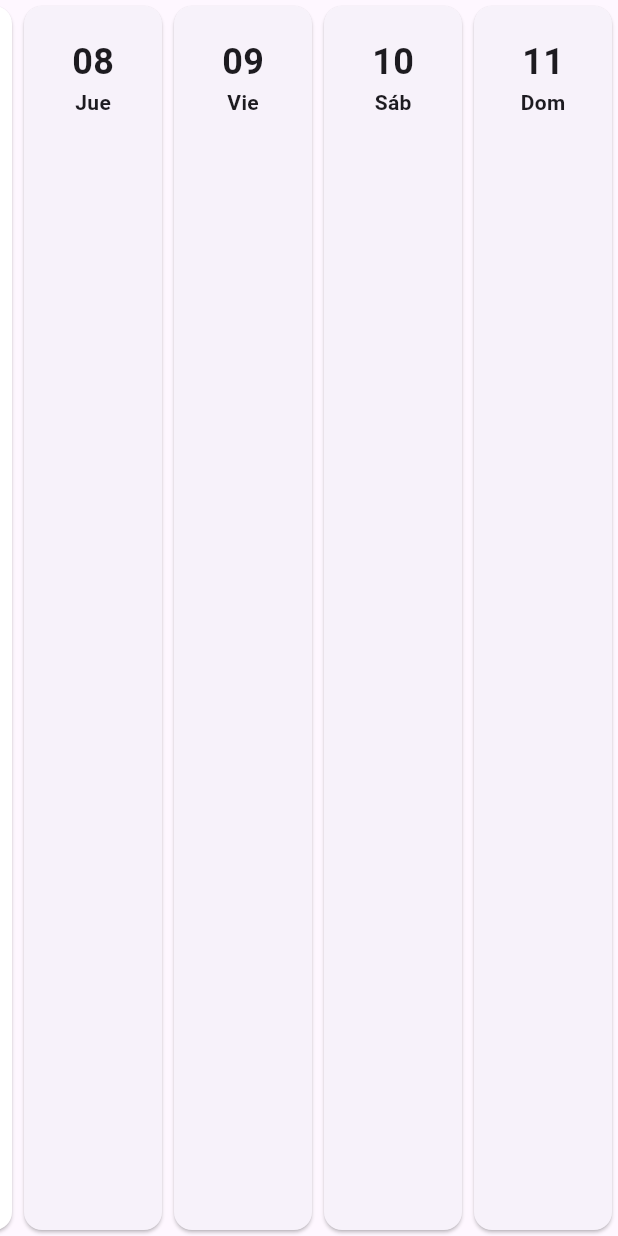
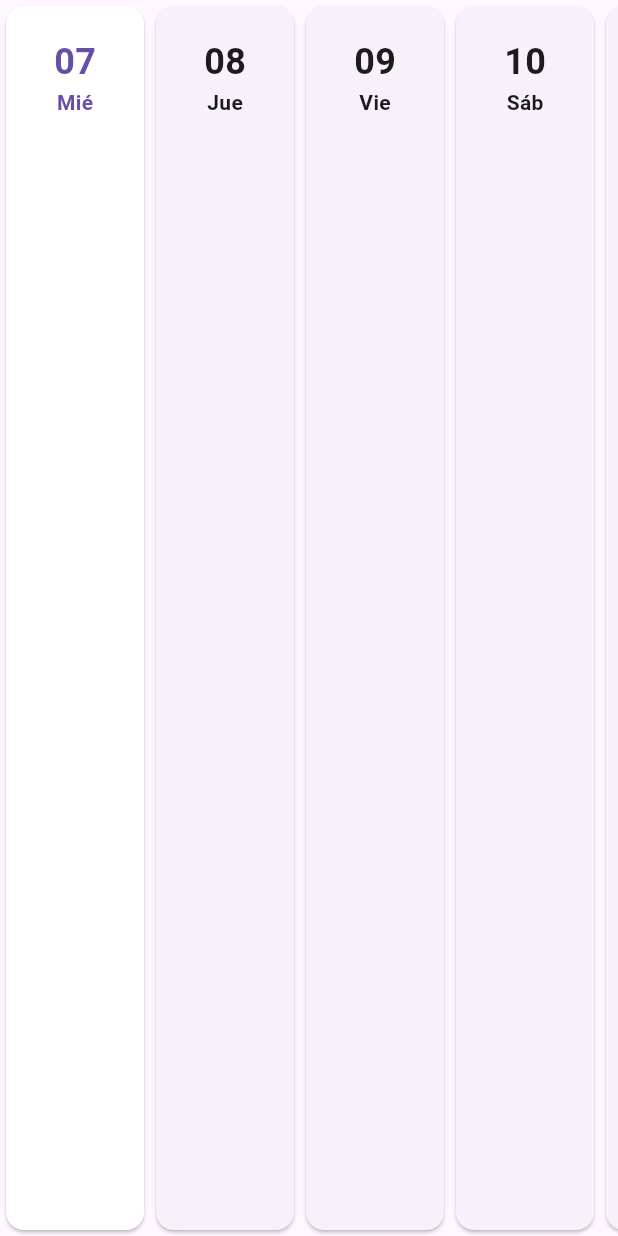
Before and after one commit to ldelacruzg/teraflex-mobile, a Flutter app: the HorizontalDays widget shown alone on an empty page, opened directly, on a phone screen of 412 x 824 dp. Run offline on Flutter 3.47's test engine with Material 3 defaults, Android fonts, the phone set to English and light mode, and no system bars; our stand-ins replace dio, equatable, flutter_bloc, flutter_dotenv, flutter_svg, go_router and 4 more; accounts and stored records are empty; generated files the repository leaves out were written again; project files that could hold a hidden picture were left out.

Commit message:
fix: change the position of the day

```diff
--- a/lib/features/home/ui/views/home_view.dart
+++ b/lib/features/home/ui/views/home_view.dart
@@ -254,7 +254,7 @@ class _HorizontalDaysState extends State<HorizontalDays> {
   }
 
   void scrollToCurrentDay() {
-    double offset = DateTime.now().weekday * 100.0;
+    double offset = (DateTime.now().weekday - 1) * 100.0;
     _scrollController.animateTo(
       offset,
       duration: const Duration(milliseconds: 500),
```
